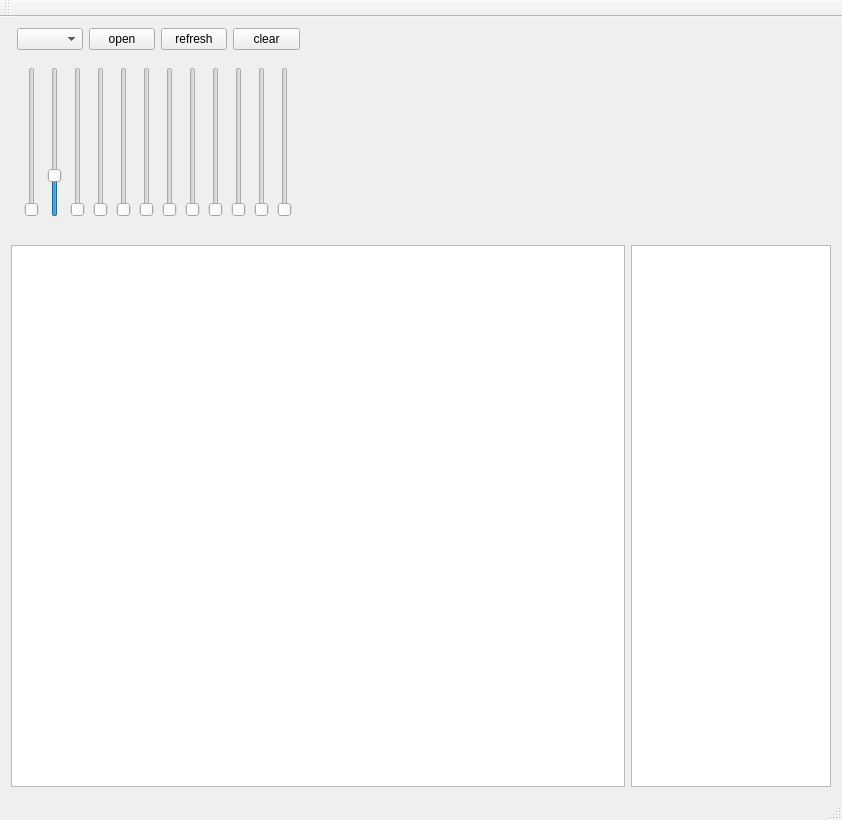
Qt form mainwindow.ui (PoldenDev/polden-ver-motorControl-desktop) before a commit.
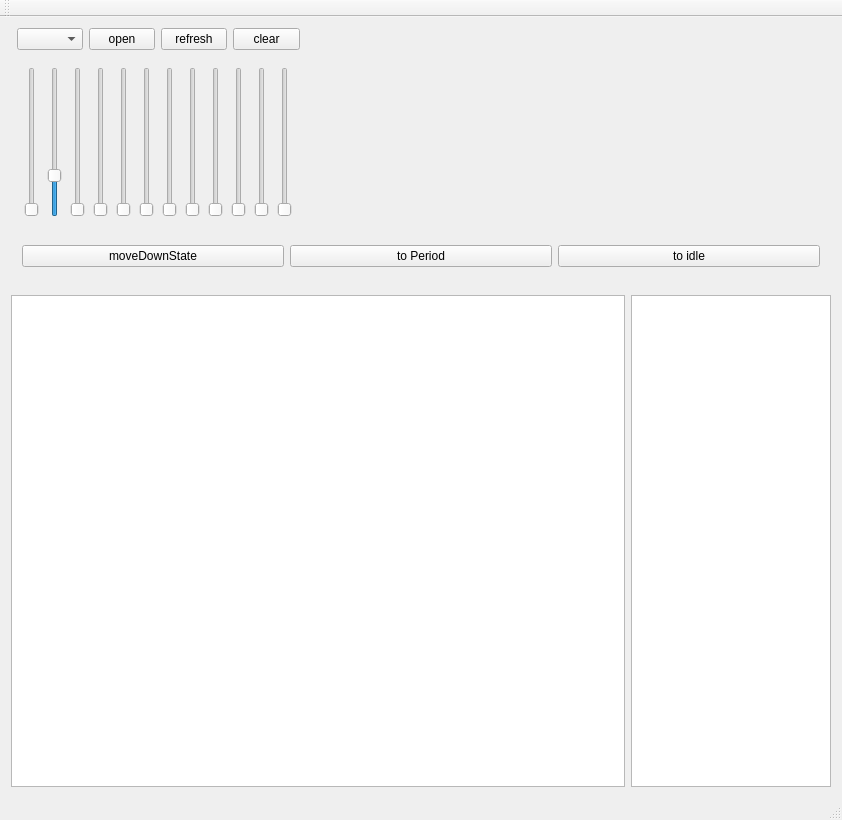
The same form after that commit.

```diff
--- a/mainwindow.ui
+++ b/mainwindow.ui
@@ -231,6 +231,33 @@
       </layout>
      </widget>
     </item>
+    <item>
+     <widget class="QWidget" name="widget_6" native="true">
+      <layout class="QHBoxLayout" name="horizontalLayout_4">
+       <item>
+        <widget class="QPushButton" name="pushMoveDownState">
+         <property name="text">
+          <string>moveDownState</string>
+         </property>
+        </widget>
+       </item>
+       <item>
+        <widget class="QPushButton" name="pushButtonGotoPEriodState">
+         <property name="text">
+          <string>to Period</string>
+         </property>
+        </widget>
+       </item>
+       <item>
+        <widget class="QPushButton" name="pushBUttonToIdle">
+         <property name="text">
+          <string>to idle</string>
+         </property>
+        </widget>
+       </item>
+      </layout>
+     </widget>
+    </item>
     <item>
      <widget class="QWidget" name="widget" native="true">
       <layout class="QHBoxLayout" name="horizontalLayout">
```
